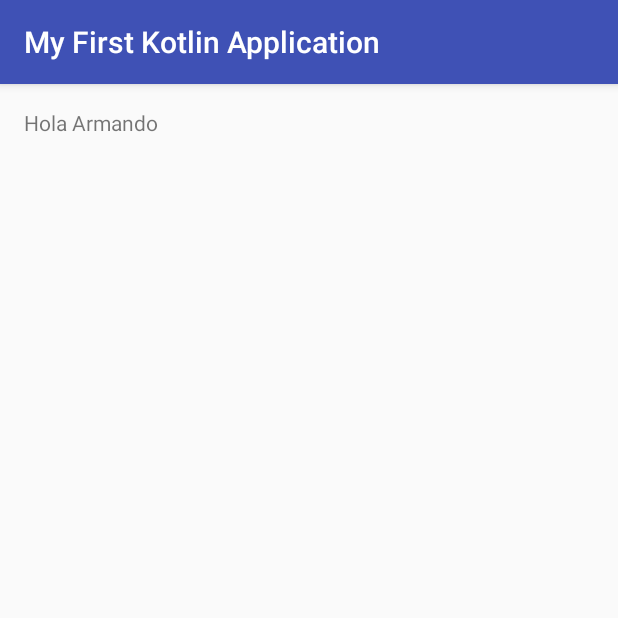
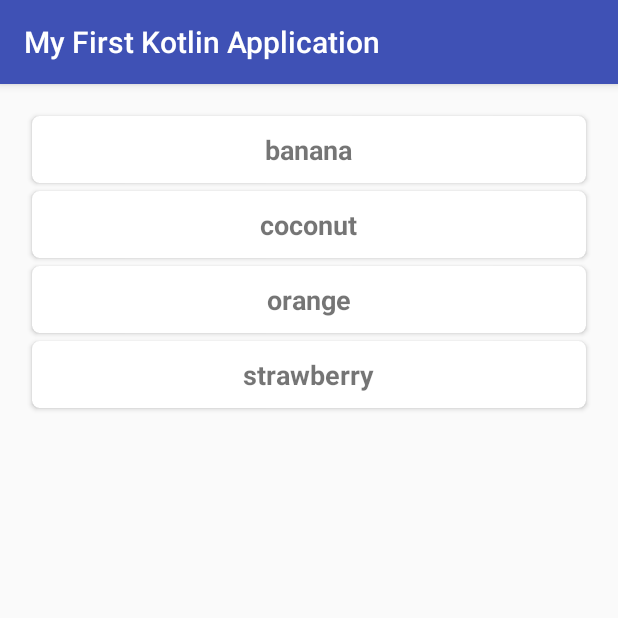
Before and after one commit to DevPicon/kotlin-workshop-sample, an Android app: the screen it shows after launch (MainActivity), on a phone screen of 412 x 824 dp, the top half of it. Run offline under Robolectric (Android 15) with nearby library versions, the phone set to English and light mode, and no system bars.

Commit message:
Se reemplazó el TextView por un RecyclerView, se creó un CardView y se pobló el recyclerview con nombres de frutas

```diff
--- a/app/build.gradle
+++ b/app/build.gradle
@@ -29,6 +29,8 @@ dependencies {
         exclude group: 'com.android.support', module: 'support-annotations'
     })
     compile 'com.android.support:appcompat-v7:25.1.1'
+    compile 'com.android.support:recyclerview-v7:25.1.1'
+    compile 'com.android.support:cardview-v7:25.1.1'
     testCompile 'junit:junit:4.12'
     compile "org.jetbrains.kotlin:kotlin-stdlib:$kotlin_version"
 }
--- /dev/null
+++ b/app/src/main/java/pe/devpicon/android/myfirstkotlinapplication/FruitAdapter.kt
@@ -0,0 +1,32 @@
+package pe.devpicon.android.myfirstkotlinapplication
+
+import android.support.v7.widget.RecyclerView
+import android.view.LayoutInflater
+import android.view.View
+import android.view.ViewGroup
+import android.widget.TextView
+
+/**
+ * Created by Armando on 11/2/2017.
+ */
+class FruitAdapter(var fruits: List<String>) : RecyclerView.Adapter<FruitAdapter.ViewHolder>() {
+
+    override fun onCreateViewHolder(parent: ViewGroup?, viewType: Int): ViewHolder {
+        val view: View = LayoutInflater.from(parent?.context).inflate(R.layout.card_item, parent, false)
+        return ViewHolder(view)
+    }
+
+    override fun onBindViewHolder(holder: ViewHolder?, position: Int) {
+        holder?.txtFruitName?.text = fruits.get(position)
+    }
+
+    override fun getItemCount(): Int = fruits.size ?: 0
+
+    class ViewHolder(itemView: View?) : RecyclerView.ViewHolder(itemView) {
+        var txtFruitName: TextView
+
+        init {
+            txtFruitName = itemView?.findViewById(R.id.txt_fruit_name) as TextView
+        }
+    }
+}
--- a/app/src/main/java/pe/devpicon/android/myfirstkotlinapplication/MainActivity.kt
+++ b/app/src/main/java/pe/devpicon/android/myfirstkotlinapplication/MainActivity.kt
@@ -2,15 +2,21 @@ package pe.devpicon.android.myfirstkotlinapplication
 
 import android.support.v7.app.AppCompatActivity
 import android.os.Bundle
+import android.support.v7.widget.LinearLayoutManager
+import android.support.v7.widget.RecyclerView
 import android.widget.TextView
 
 class MainActivity : AppCompatActivity() {
+
+    val fruits = arrayListOf("banana", "coconut", "orange", "strawberry")
 
     override fun onCreate(savedInstanceState: Bundle?) {
         super.onCreate(savedInstanceState)
         setContentView(R.layout.activity_main)
 
-        val txtHelloWold = findViewById(R.id.txt_hello_world) as TextView
-        txtHelloWold.text = "Hola Armando"
+        val myRecyclerView = findViewById(R.id.my_recycler_view) as RecyclerView
+        myRecyclerView.layoutManager = LinearLayoutManager(this)
+        myRecyclerView.adapter = FruitAdapter(fruits)
+
     }
 }
--- a/app/src/main/res/layout/activity_main.xml
+++ b/app/src/main/res/layout/activity_main.xml
@@ -11,9 +11,10 @@
     android:paddingTop="@dimen/activity_vertical_margin"
     tools:context="pe.devpicon.android.myfirstkotlinapplication.MainActivity">
 
-    <TextView
-        android:id="@+id/txt_hello_world"
-        android:layout_width="wrap_content"
-        android:layout_height="wrap_content"
-        android:text="Hello World!"/>
+    <android.support.v7.widget.RecyclerView
+        android:id="@+id/my_recycler_view"
+        android:layout_width="match_parent"
+        android:layout_height="match_parent">
+
+    </android.support.v7.widget.RecyclerView>
 </RelativeLayout>
--- /dev/null
+++ b/app/src/main/res/layout/card_item.xml
@@ -0,0 +1,24 @@
+<?xml version="1.0" encoding="utf-8"?>
+<android.support.v7.widget.CardView
+    xmlns:card_view="http://schemas.android.com/apk/res-auto"
+    xmlns:android="http://schemas.android.com/apk/res/android"
+    android:layout_width="match_parent"
+    android:layout_height="wrap_content"
+    android:id="@+id/card"
+    android:layout_marginTop="5dp"
+    android:layout_marginLeft="5dp"
+    android:layout_marginRight="5dp"
+    card_view:cardCornerRadius="5dp">
+
+    <TextView
+        android:id="@+id/txt_fruit_name"
+        android:layout_marginTop="10dp"
+        android:layout_marginBottom="10dp"
+        android:text="@string/sample_fruit_name"
+        android:layout_gravity="center"
+        android:textSize="18sp"
+        android:layout_width="wrap_content"
+        android:layout_height="wrap_content"
+        android:textStyle="bold" />
+
+</android.support.v7.widget.CardView>
--- a/app/src/main/res/values/strings.xml
+++ b/app/src/main/res/values/strings.xml
@@ -1,3 +1,4 @@
 <resources>
     <string name="app_name">My First Kotlin Application</string>
+    <string name="sample_fruit_name">banana</string>
 </resources>
```
